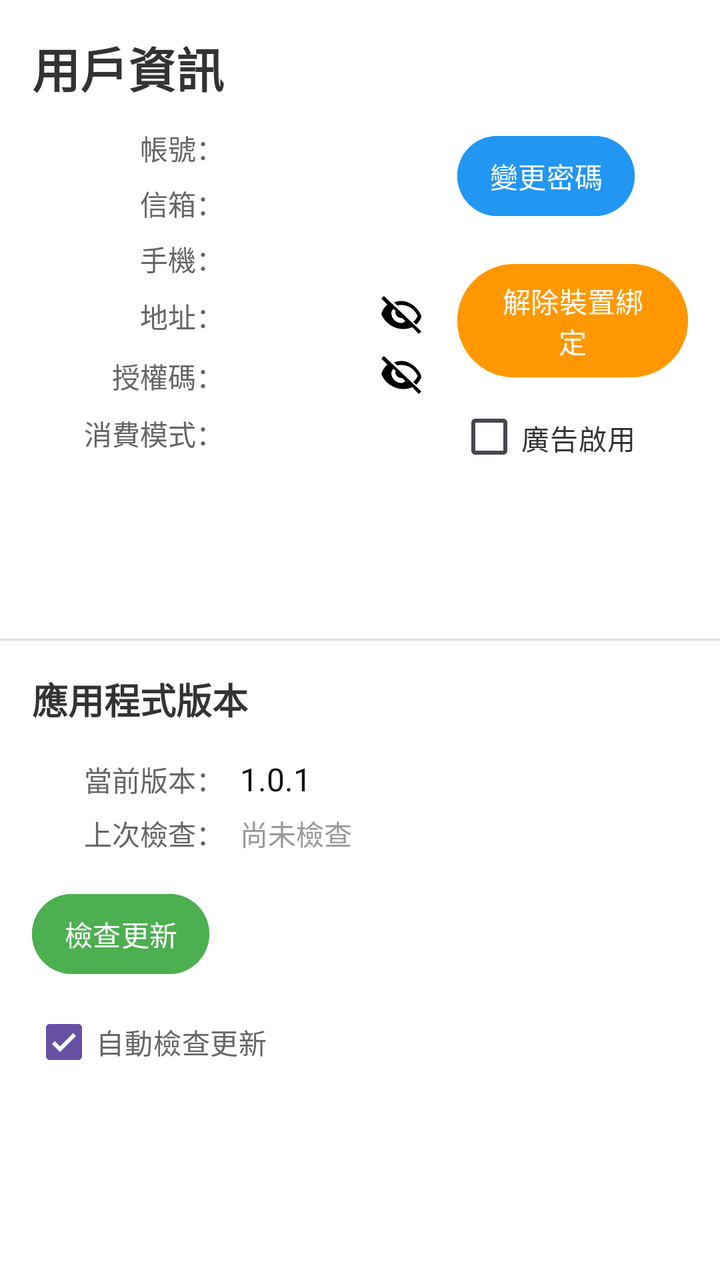
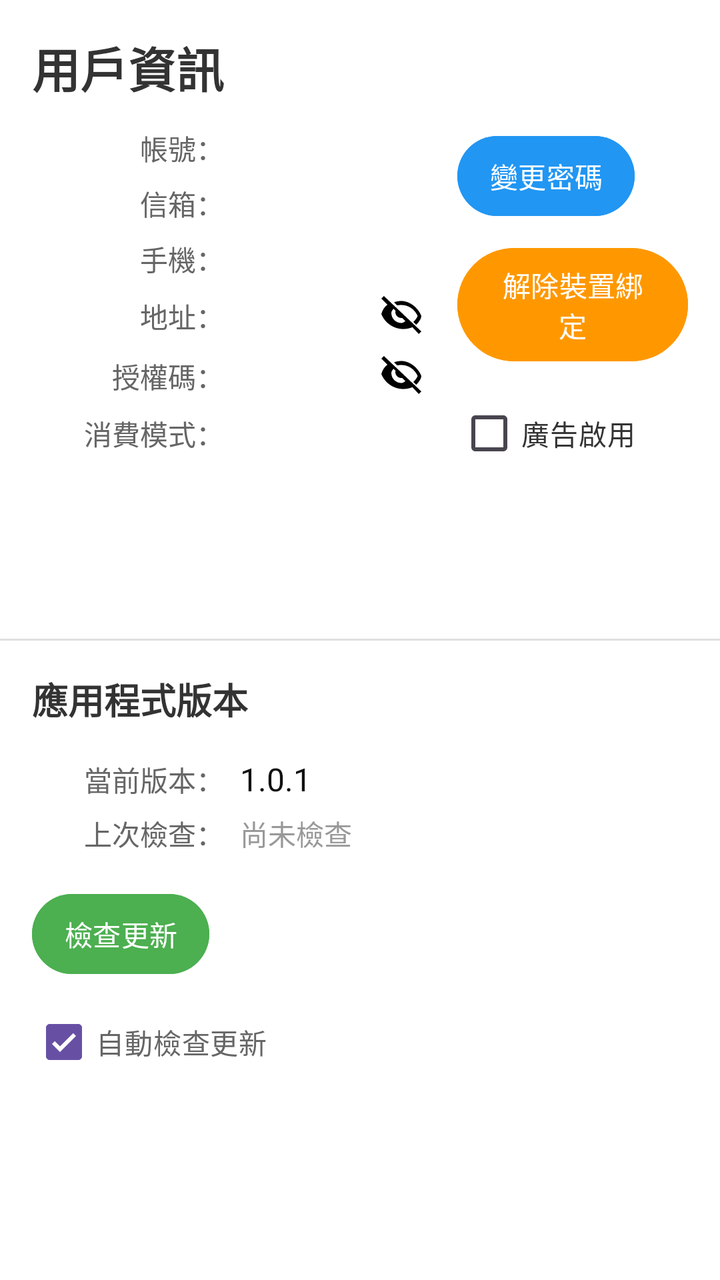

Two renders of the same Android screen: before a commit and after it. Below are the layout's source before the change and the commit's diff.
<!-- AndroidManifest.xml: application theme Theme.A3 -->
<!-- res/layout/fragment_user_edit.xml -->
<?xml version="1.0" encoding="utf-8"?>
<LinearLayout xmlns:android="http://schemas.android.com/apk/res/android"
    xmlns:app="http://schemas.android.com/apk/res-auto"
    android:layout_width="match_parent"
    android:layout_height="match_parent"
    android:orientation="vertical"
    android:weightSum="10"
    android:background="#FFFFFF">

    <ScrollView
        android:layout_width="match_parent"
        android:layout_height="0dp"
        android:layout_weight="5"
        android:fillViewport="true">

        <LinearLayout
            android:layout_width="match_parent"
            android:layout_height="wrap_content"
            android:orientation="vertical"
            android:padding="16dp">

            <LinearLayout
                android:layout_width="match_parent"
                android:layout_height="wrap_content"
                android:orientation="horizontal"
                android:weightSum="10"
                android:baselineAligned="false">

                <LinearLayout
                    android:layout_width="0dp"
                    android:layout_height="wrap_content"
                    android:layout_weight="6"
                    android:orientation="vertical">

                    <TextView
                        android:layout_width="wrap_content"
                        android:layout_height="wrap_content"
                        android:text="用戶資訊"
                        android:textSize="24sp"
                        android:textStyle="bold"
                        android:textColor="#333333"
                        android:layout_marginBottom="12dp" />

                    <LinearLayout
                        android:layout_width="match_parent"
                        android:layout_height="wrap_content"
                        android:orientation="horizontal"
                        android:layout_marginBottom="6dp">

                        <TextView
                            android:layout_width="96dp"
                            android:layout_height="wrap_content"
                            android:gravity="end"
                            android:text="帳號："
                            android:textColor="#666666"
                            android:textSize="14sp"
                            android:layout_marginEnd="8dp" />

                        <TextView
                            android:id="@+id/text_account"
                            android:layout_width="0dp"
                            android:layout_height="wrap_content"
                            android:layout_weight="1"
                            android:textColor="#111111"
                            android:textSize="16sp" />
                    </LinearLayout>

                    <LinearLayout
                        android:layout_width="match_parent"
                        android:layout_height="wrap_content"
                        android:orientation="horizontal"
                        android:layout_marginBottom="6dp">

                        <TextView
                            android:layout_width="96dp"
                            android:layout_height="wrap_content"
                            android:gravity="end"
                            android:text="信箱："
                            android:textColor="#666666"
                            android:textSize="14sp"
                            android:layout_marginEnd="8dp" />

                        <TextView
                            android:id="@+id/text_email"
                            android:layout_width="0dp"
                            android:layout_height="wrap_content"
                            android:layout_weight="1"
                            android:textColor="#111111"
                            android:textSize="16sp" />
                    </LinearLayout>

                    <LinearLayout
                        android:layout_width="match_parent"
                        android:layout_height="wrap_content"
                        android:orientation="horizontal"
                        android:layout_marginBottom="6dp">

                        <TextView
                            android:layout_width="96dp"
                            android:layout_height="wrap_content"
                            android:gravity="end"
                            android:text="手機："
                            android:textColor="#666666"
                            android:textSize="14sp"
                            android:layout_marginEnd="8dp" />

                        <TextView
                            android:id="@+id/text_phone"
                            android:layout_width="0dp"
                            android:layout_height="wrap_content"
                            android:layout_weight="1"
                            android:textColor="#111111"
                            android:textSize="16sp" />
                    </LinearLayout>

                    <LinearLayout
                        android:layout_width="match_parent"
                        android:layout_height="wrap_content"
                        android:orientation="horizontal"
                        android:layout_marginBottom="6dp"
                        android:gravity="center_vertical">

                        <TextView
                            android:layout_width="96dp"
                            android:layout_height="wrap_content"
                            android:gravity="end"
                            android:text="地址："
                            android:textColor="#666666"
                            android:textSize="14sp"
                            android:layout_marginEnd="8dp" />

                        <TextView
                            android:id="@+id/text_address"
                            android:layout_width="0dp"
                            android:layout_height="wrap_content"
                            android:layout_weight="1"
                            android:textColor="#111111"
                            android:textSize="16sp" />

                        <ImageView
                            android:id="@+id/icon_address_toggle"
                            android:layout_width="24dp"
                            android:layout_height="24dp"
                            android:layout_marginStart="8dp"
                            android:src="@drawable/ic_visibility_off"
                            android:contentDescription="顯示/隱藏地址"
                            android:clickable="true"
                            android:focusable="true" />
                    </LinearLayout>

                    <LinearLayout
                        android:layout_width="match_parent"
                        android:layout_height="wrap_content"
                        android:orientation="horizontal"
                        android:layout_marginBottom="6dp"
                        android:gravity="center_vertical">

                        <TextView
                            android:layout_width="96dp"
                            android:layout_height="wrap_content"
                            android:gravity="end"
                            android:text="授權碼："
                            android:textColor="#666666"
                            android:textSize="14sp"
                            android:layout_marginEnd="8dp" />

                        <TextView
                            android:id="@+id/text_authorization_code"
                            android:layout_width="0dp"
                            android:layout_height="wrap_content"
                            android:layout_weight="1"
                            android:textColor="#111111"
                            android:textSize="16sp" />

                        <ImageView
                            android:id="@+id/icon_auth_code_toggle"
                            android:layout_width="24dp"
                            android:layout_height="24dp"
                            android:layout_marginStart="8dp"
                            android:src="@drawable/ic_visibility_off"
                            android:contentDescription="顯示/隱藏授權碼"
                            android:clickable="true"
                            android:focusable="true" />
                    </LinearLayout>

                    <LinearLayout
                        android:layout_width="match_parent"
                        android:layout_height="wrap_content"
                        android:orientation="horizontal"
                        android:gravity="center_vertical">

                        <TextView
                            android:layout_width="96dp"
                            android:layout_height="wrap_content"
                            android:gravity="end"
                            android:text="消費模式："
                            android:textColor="#666666"
                            android:textSize="14sp"
                            android:layout_marginEnd="8dp" />

                        <TextView
                            android:id="@+id/text_billing_mode"
                            android:layout_width="wrap_content"
                            android:layout_height="wrap_content"
                            android:textColor="#111111"
                            android:textSize="16sp" />

                        <ImageView
                            android:id="@+id/icon_billing_mode_info"
                            android:layout_width="24dp"
                            android:layout_height="24dp"
                            android:layout_marginStart="8dp"
                            android:src="@drawable/ic_info"
                            android:contentDescription="租賃制資訊"
                            android:clickable="true"
                            android:focusable="true"
                            android:visibility="gone"
                            app:tint="@color/blue_500" />
                    </LinearLayout>
                </LinearLayout>

                <LinearLayout
                    android:layout_width="0dp"
                    android:layout_height="match_parent"
                    android:layout_weight="4"
                    android:orientation="vertical"
                    android:gravity="top|start"
                    android:paddingStart="16dp"
                    android:layout_marginTop="48dp">

                    <Button
                        android:id="@+id/button_change_password"
                        android:layout_width="wrap_content"
                        android:layout_height="wrap_content"
                        android:text="變更密碼"
                        android:textSize="14sp"
                        android:textColor="#FFFFFF"
                        android:backgroundTint="#2196F3"
                        android:paddingHorizontal="16dp"
                        android:paddingVertical="8dp"
                        android:layout_marginBottom="16dp" />

                    <Button
                        android:id="@+id/button_unbind_device"
                        android:layout_width="wrap_content"
                        android:layout_height="wrap_content"
                        android:text="解除裝置綁定"
                        android:textSize="14sp"
                        android:textColor="#FFFFFF"
                        android:backgroundTint="#FF9800"
                        android:paddingHorizontal="16dp"
                        android:paddingVertical="8dp" />

                    
                    <CheckBox
                        android:id="@+id/checkbox_ad_enabled"
                        android:layout_width="wrap_content"
                        android:layout_height="wrap_content"
                        android:text="廣告啟用"
                        android:textSize="14sp"
                        android:textColor="#333333"
                        android:layout_marginTop="16dp" />

                    <TextView
                        android:id="@+id/text_ad_settings_info"
                        android:layout_width="wrap_content"
                        android:layout_height="wrap_content"
                        android:textSize="14sp"
                        android:textColor="#2196F3"
                        android:layout_marginStart="8dp"
                        android:layout_marginTop="4dp"
                        android:visibility="gone"
                        android:lineSpacingExtra="4dp" />
                </LinearLayout>

            </LinearLayout>

        </LinearLayout>
    </ScrollView>

    <View
        android:layout_width="match_parent"
        android:layout_height="1dp"
        android:background="#E0E0E0" />

    <ScrollView
        android:layout_width="match_parent"
        android:layout_height="0dp"
        android:layout_weight="5"
        android:fillViewport="true">

        <LinearLayout
            android:layout_width="match_parent"
            android:layout_height="wrap_content"
            android:orientation="vertical"
            android:padding="16dp">

            <TextView
                android:layout_width="wrap_content"
                android:layout_height="wrap_content"
                android:text="應用程式版本"
                android:textSize="18sp"
                android:textStyle="bold"
                android:textColor="#333333"
                android:layout_marginBottom="16dp" />

            <LinearLayout
                android:layout_width="match_parent"
                android:layout_height="wrap_content"
                android:orientation="horizontal"
                android:layout_marginBottom="6dp">

                <TextView
                    android:layout_width="96dp"
                    android:layout_height="wrap_content"
                    android:gravity="end"
                    android:text="當前版本："
                    android:textColor="#666666"
                    android:textSize="14sp"
                    android:layout_marginEnd="8dp" />

                <TextView
                    android:id="@+id/text_current_version"
                    android:layout_width="0dp"
                    android:layout_height="wrap_content"
                    android:layout_weight="1"
                    android:textColor="#111111"
                    android:textSize="16sp"
                    android:text="1.0.1" />
            </LinearLayout>

            <LinearLayout
                android:layout_width="match_parent"
                android:layout_height="wrap_content"
                android:orientation="horizontal"
                android:layout_marginBottom="16dp">

                <TextView
                    android:layout_width="96dp"
                    android:layout_height="wrap_content"
                    android:gravity="end"
                    android:text="上次檢查："
                    android:textColor="#666666"
                    android:textSize="14sp"
                    android:layout_marginEnd="8dp" />

                <TextView
                    android:id="@+id/text_last_check_time"
                    android:layout_width="0dp"
                    android:layout_height="wrap_content"
                    android:layout_weight="1"
                    android:textColor="#999999"
                    android:textSize="14sp"
                    android:text="尚未檢查" />
            </LinearLayout>

            <Button
                android:id="@+id/button_check_update"
                android:layout_width="wrap_content"
                android:layout_height="wrap_content"
                android:text="檢查更新"
                android:textSize="14sp"
                android:textColor="#FFFFFF"
                android:backgroundTint="#4CAF50"
                android:paddingHorizontal="16dp"
                android:paddingVertical="8dp"
                android:layout_gravity="start"
                android:layout_marginBottom="6dp" />

            <CheckBox
                android:id="@+id/checkbox_auto_check"
                android:layout_width="wrap_content"
                android:layout_height="wrap_content"
                android:text="自動檢查更新"
                android:textSize="14sp"
                android:textColor="#666666"
                android:checked="true" />

        </LinearLayout>
    </ScrollView>

</LinearLayout>
<!-- resources referenced by this layout -->
<resources>
  <color name="blue_500">#2196F3</color>
  <!-- drawable ic_info (drawable) -->
  <vector xmlns:android="http://schemas.android.com/apk/res/android"
      android:width="24dp"
      android:height="24dp"
      android:viewportWidth="24"
      android:viewportHeight="24">
      <path
          android:fillColor="#666666"
          android:pathData="M12,2C6.48,2 2,6.48 2,12s4.48,10 10,10 10,-4.48 10,-10S17.52,2 12,2zM11,7h2v2h-2zm0,4h2v6h-2z"/>
  </vector>
  <!-- drawable ic_visibility_off (drawable) -->
  <vector xmlns:android="http://schemas.android.com/apk/res/android"
      android:width="24dp" android:height="24dp"
      android:viewportWidth="24" android:viewportHeight="24">
      <path
          android:fillColor="#FF000000"
          android:pathData="M12,6.5c3.43,0 6.58,1.94 8.17,5.5 -0.51,1.15 -1.25,2.16 -2.17,2.98l1.41,1.41C21.01,14.9 22,13.03 22,12c-1.73,-4.39 -6,-7.5 -10,-7.5 -1.28,0 -2.5,0.23 -3.63,0.64l1.53,1.53C10.62,6.56 11.3,6.5 12,6.5zM3.27,2L2,3.27l3.05,3.05C3.6,7.34 2.56,9.05 2,10.99 3.73,15.38 8,18.5 13,18.5c1.61,0 3.15,-0.32 4.55,-0.9L20.73,21 22,19.73 3.27,2zM7.53,7.8l1.62,1.62C9.06,9.73 9,9.86 9,10c0,1.66 1.34,3 3,3 0.14,0 0.27,-0.02 0.39,-0.06l1.62,1.62C13.45,15.02 12.75,15.5 12,15.5c-2.76,0 -5,-2.24 -5,-5 0,-0.75 0.48,-1.45 1.53,-2.7z"/>
  </vector>
  <style name="Theme.A3" parent="Base.Theme.A3" />
  <style name="Base.Theme.A3" parent="Theme.Material3.DayNight.NoActionBar">
          
          
      </style>
</resources>

<!-- the commit's change to res/layout/fragment_user_edit.xml (unified diff, before → after) -->
@@ -221,7 +221,7 @@
 
                 <LinearLayout
                     android:layout_width="0dp"
-                    android:layout_height="match_parent"
+                    android:layout_height="wrap_content"
                     android:layout_weight="4"
                     android:orientation="vertical"
                     android:gravity="top|start"
@@ -238,7 +238,7 @@
                         android:backgroundTint="#2196F3"
                         android:paddingHorizontal="16dp"
                         android:paddingVertical="8dp"
-                        android:layout_marginBottom="16dp" />
+                        android:layout_marginBottom="8dp" />
 
                     <Button
                         android:id="@+id/button_unbind_device"
@@ -259,7 +259,7 @@
                         android:text="廣告啟用"
                         android:textSize="14sp"
                         android:textColor="#333333"
-                        android:layout_marginTop="16dp" />
+                        android:layout_marginTop="8dp" />
 
                     <TextView
                         android:id="@+id/text_ad_settings_info"
